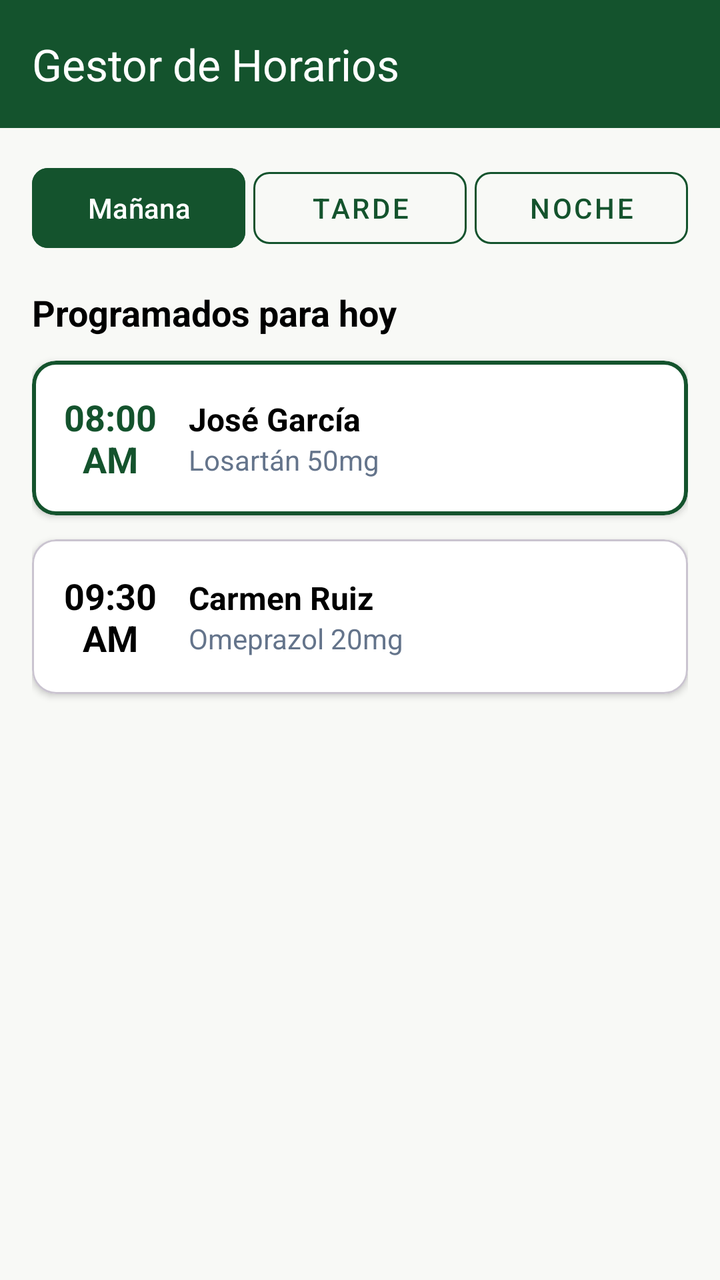
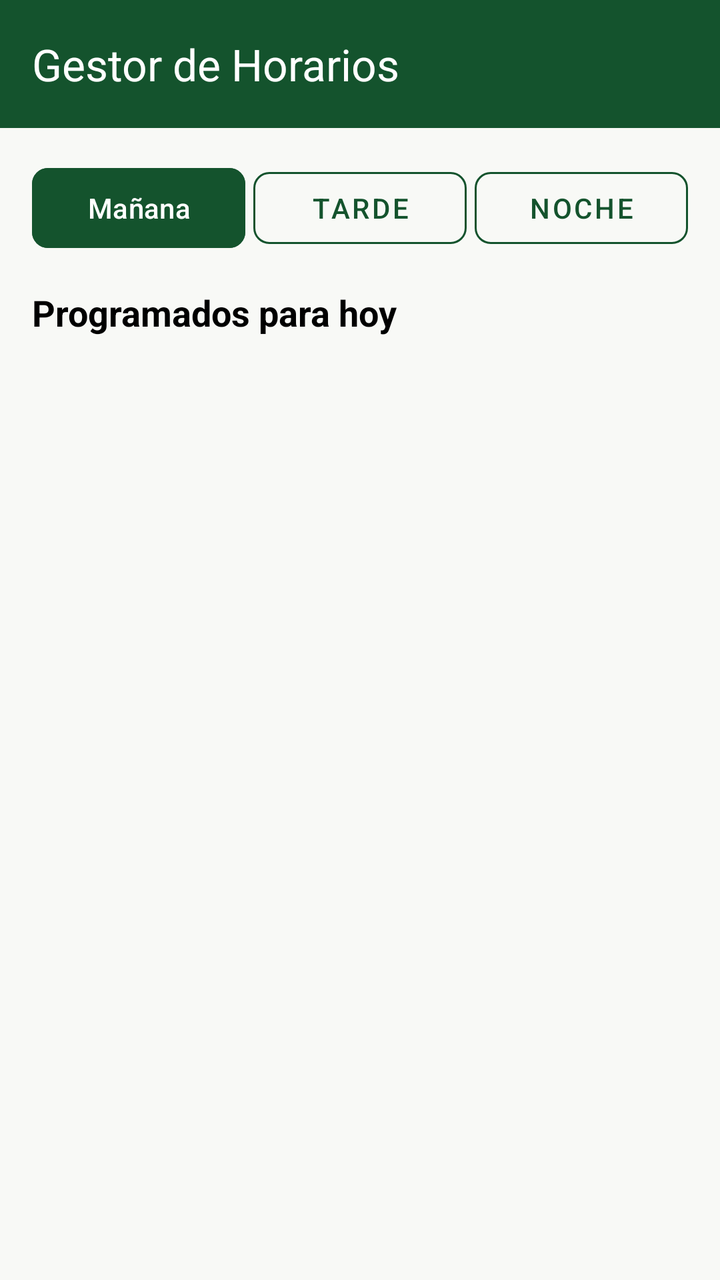

Screens rendered from an Android XML layout before and after an edit, with the pre-edit source and the edit as a unified diff.
<!-- AndroidManifest.xml: application theme Theme.ControlDeMedicamentos -->
<!-- res/layout/activity_horarios.xml -->
<?xml version="1.0" encoding="utf-8"?>
<LinearLayout xmlns:android="http://schemas.android.com/apk/res/android"
    xmlns:app="http://schemas.android.com/apk/res-auto"
    android:layout_width="match_parent"
    android:layout_height="match_parent"
    android:orientation="vertical"
    android:background="@color/bg_screen">

    <androidx.appcompat.widget.Toolbar
        android:id="@+id/toolbar"
        android:layout_width="match_parent"
        android:layout_height="?attr/actionBarSize"
        android:background="@color/primary_green"
        app:title="Gestor de Horarios"
        app:titleTextColor="@color/white" />

    <androidx.core.widget.NestedScrollView
        android:layout_width="match_parent"
        android:layout_height="match_parent"
        android:fillViewport="true">

        <LinearLayout
            android:layout_width="match_parent"
            android:layout_height="wrap_content"
            android:orientation="vertical"
            android:padding="16dp">

            
            <LinearLayout
                android:layout_width="match_parent"
                android:layout_height="wrap_content"
                android:orientation="horizontal"
                android:layout_marginBottom="16dp">

                <com.google.android.material.button.MaterialButton
                    android:layout_width="0dp"
                    android:layout_height="wrap_content"
                    android:layout_weight="1"
                    android:text="Mañana"
                    app:cornerRadius="8dp"
                    android:layout_marginEnd="4dp"
                    android:backgroundTint="@color/primary_green"/>

                <com.google.android.material.button.MaterialButton
                    style="@style/Widget.MaterialComponents.Button.OutlinedButton"
                    android:layout_width="0dp"
                    android:layout_height="wrap_content"
                    android:layout_weight="1"
                    android:text="Tarde"
                    app:cornerRadius="8dp"
                    android:layout_marginEnd="4dp"
                    app:strokeColor="@color/primary_green"
                    android:textColor="@color/primary_green"/>

                <com.google.android.material.button.MaterialButton
                    style="@style/Widget.MaterialComponents.Button.OutlinedButton"
                    android:layout_width="0dp"
                    android:layout_height="wrap_content"
                    android:layout_weight="1"
                    android:text="Noche"
                    app:cornerRadius="8dp"
                    app:strokeColor="@color/primary_green"
                    android:textColor="@color/primary_green"/>
            </LinearLayout>

            <TextView
                android:layout_width="wrap_content"
                android:layout_height="wrap_content"
                android:text="Programados para hoy"
                android:textSize="18sp"
                android:textStyle="bold"
                android:textColor="@color/black"
                android:layout_marginBottom="12dp"/>

            
            <com.google.android.material.card.MaterialCardView
                android:layout_width="match_parent"
                android:layout_height="wrap_content"
                android:layout_marginBottom="12dp"
                app:cardCornerRadius="12dp"
                app:cardElevation="2dp"
                app:cardBackgroundColor="@color/white"
                app:strokeColor="@color/primary_green"
                app:strokeWidth="2dp">

                <LinearLayout
                    android:layout_width="match_parent"
                    android:layout_height="wrap_content"
                    android:orientation="horizontal"
                    android:padding="16dp"
                    android:gravity="center_vertical">

                    <TextView
                        android:layout_width="wrap_content"
                        android:layout_height="wrap_content"
                        android:text="08:00\nAM"
                        android:textSize="18sp"
                        android:textStyle="bold"
                        android:textColor="@color/primary_green"
                        android:textAlignment="center"
                        android:layout_marginEnd="16dp"/>

                    <LinearLayout
                        android:layout_width="0dp"
                        android:layout_height="wrap_content"
                        android:layout_weight="1"
                        android:orientation="vertical">

                        <TextView
                            android:layout_width="wrap_content"
                            android:layout_height="wrap_content"
                            android:text="José García"
                            android:textSize="16sp"
                            android:textStyle="bold"
                            android:textColor="@color/black"/>

                        <TextView
                            android:layout_width="wrap_content"
                            android:layout_height="wrap_content"
                            android:text="Losartán 50mg"
                            android:textSize="14sp"
                            android:textColor="@color/text_grey"/>
                    </LinearLayout>
                </LinearLayout>
            </com.google.android.material.card.MaterialCardView>

            
            <com.google.android.material.card.MaterialCardView
                android:layout_width="match_parent"
                android:layout_height="wrap_content"
                android:layout_marginBottom="12dp"
                app:cardCornerRadius="12dp"
                app:cardElevation="2dp"
                app:cardBackgroundColor="@color/white">

                <LinearLayout
                    android:layout_width="match_parent"
                    android:layout_height="wrap_content"
                    android:orientation="horizontal"
                    android:padding="16dp"
                    android:gravity="center_vertical">

                    <TextView
                        android:layout_width="wrap_content"
                        android:layout_height="wrap_content"
                        android:text="09:30\nAM"
                        android:textSize="18sp"
                        android:textStyle="bold"
                        android:textColor="@color/black"
                        android:textAlignment="center"
                        android:layout_marginEnd="16dp"/>

                    <LinearLayout
                        android:layout_width="0dp"
                        android:layout_height="wrap_content"
                        android:layout_weight="1"
                        android:orientation="vertical">

                        <TextView
                            android:layout_width="wrap_content"
                            android:layout_height="wrap_content"
                            android:text="Carmen Ruiz"
                            android:textSize="16sp"
                            android:textStyle="bold"
                            android:textColor="@color/black"/>

                        <TextView
                            android:layout_width="wrap_content"
                            android:layout_height="wrap_content"
                            android:text="Omeprazol 20mg"
                            android:textSize="14sp"
                            android:textColor="@color/text_grey"/>
                    </LinearLayout>
                </LinearLayout>
            </com.google.android.material.card.MaterialCardView>

        </LinearLayout>
    </androidx.core.widget.NestedScrollView>
</LinearLayout>
<!-- resources referenced by this layout -->
<resources>
  <color name="bg_screen">#F8F9F6</color>
  <color name="black">#FF000000</color>
  <color name="primary_green">#14532D</color>
  <color name="text_grey">#64748B</color>
  <color name="white">#FFFFFFFF</color>
  <style name="Theme.ControlDeMedicamentos" parent="Base.Theme.ControlDeMedicamentos" />
  <style name="Base.Theme.ControlDeMedicamentos" parent="Theme.Material3.DayNight.NoActionBar">
          
          
      </style>
</resources>

<!-- the commit's change to res/layout/activity_horarios.xml (unified diff, before → after) -->
@@ -4,15 +4,14 @@
     android:layout_width="match_parent"
     android:layout_height="match_parent"
     android:orientation="vertical"
-    android:background="@color/bg_screen">
-
-    <androidx.appcompat.widget.Toolbar
-        android:id="@+id/toolbar"
-        android:layout_width="match_parent"
-        android:layout_height="?attr/actionBarSize"
-        android:background="@color/primary_green"
-        app:title="Gestor de Horarios"
-        app:titleTextColor="@color/white" />
+    android:background="@color/bg_screen"
+    android:fitsSystemWindows="true"> <androidx.appcompat.widget.Toolbar
+    android:id="@+id/toolbar"
+    android:layout_width="match_parent"
+    android:layout_height="?attr/actionBarSize"
+    android:background="@color/primary_green"
+    app:title="Gestor de Horarios"
+    app:titleTextColor="@color/white" />
 
     <androidx.core.widget.NestedScrollView
         android:layout_width="match_parent"
@@ -25,7 +24,6 @@
             android:orientation="vertical"
             android:padding="16dp">
 
-            
             <LinearLayout
                 android:layout_width="match_parent"
                 android:layout_height="wrap_content"
@@ -33,6 +31,7 @@
                 android:layout_marginBottom="16dp">
 
                 <com.google.android.material.button.MaterialButton
+                    android:id="@+id/btnManana"
                     android:layout_width="0dp"
                     android:layout_height="wrap_content"
                     android:layout_weight="1"
@@ -42,6 +41,7 @@
                     android:backgroundTint="@color/primary_green"/>
 
                 <com.google.android.material.button.MaterialButton
+                    android:id="@+id/btnTarde"
                     style="@style/Widget.MaterialComponents.Button.OutlinedButton"
                     android:layout_width="0dp"
                     android:layout_height="wrap_content"
@@ -53,6 +53,7 @@
                     android:textColor="@color/primary_green"/>
 
                 <com.google.android.material.button.MaterialButton
+                    android:id="@+id/btnNoche"
                     style="@style/Widget.MaterialComponents.Button.OutlinedButton"
                     android:layout_width="0dp"
                     android:layout_height="wrap_content"
@@ -72,107 +73,12 @@
                 android:textColor="@color/black"
                 android:layout_marginBottom="12dp"/>
 
-            
-            <com.google.android.material.card.MaterialCardView
+            <LinearLayout
+                android:id="@+id/llContenedorHorarios"
                 android:layout_width="match_parent"
                 android:layout_height="wrap_content"
-                android:layout_marginBottom="12dp"
-                app:cardCornerRadius="12dp"
-                app:cardElevation="2dp"
-                app:cardBackgroundColor="@color/white"
-                app:strokeColor="@color/primary_green"
-                app:strokeWidth="2dp">
-
-                <LinearLayout
-                    android:layout_width="match_parent"
-                    android:layout_height="wrap_content"
-                    android:orientation="horizontal"
-                    android:padding="16dp"
-                    android:gravity="center_vertical">
-
-                    <TextView
-                        android:layout_width="wrap_content"
-                        android:layout_height="wrap_content"
-                        android:text="08:00\nAM"
-                        android:textSize="18sp"
-                        android:textStyle="bold"
-                        android:textColor="@color/primary_green"
-                        android:textAlignment="center"
-                        android:layout_marginEnd="16dp"/>
-
-                    <LinearLayout
-                        android:layout_width="0dp"
-                        android:layout_height="wrap_content"
-                        android:layout_weight="1"
-                        android:orientation="vertical">
-
-                        <TextView
-                            android:layout_width="wrap_content"
-                            android:layout_height="wrap_content"
-                            android:text="José García"
-                            android:textSize="16sp"
-                            android:textStyle="bold"
-                            android:textColor="@color/black"/>
-
-                        <TextView
-                            android:layout_width="wrap_content"
-                            android:layout_height="wrap_content"
-                            android:text="Losartán 50mg"
-                            android:textSize="14sp"
-                            android:textColor="@color/text_grey"/>
-                    </LinearLayout>
-                </LinearLayout>
-            </com.google.android.material.card.MaterialCardView>
-
-            
-            <com.google.android.material.card.MaterialCardView
-                android:layout_width="match_parent"
-                android:layout_height="wrap_content"
-                android:layout_marginBottom="12dp"
-                app:cardCornerRadius="12dp"
-                app:cardElevation="2dp"
-                app:cardBackgroundColor="@color/white">
-
-                <LinearLayout
-                    android:layout_width="match_parent"
-                    android:layout_height="wrap_content"
-                    android:orientation="horizontal"
-                    android:padding="16dp"
-                    android:gravity="center_vertical">
-
-                    <TextView
-                        android:layout_width="wrap_content"
-                        android:layout_height="wrap_content"
-                        android:text="09:30\nAM"
-                        android:textSize="18sp"
-                        android:textStyle="bold"
-                        android:textColor="@color/black"
-                        android:textAlignment="center"
-                        android:layout_marginEnd="16dp"/>
-
-                    <LinearLayout
-                        android:layout_width="0dp"
-                        android:layout_height="wrap_content"
-                        android:layout_weight="1"
-                        android:orientation="vertical">
-
-                        <TextView
-                            android:layout_width="wrap_content"
-                            android:layout_height="wrap_content"
-                            android:text="Carmen Ruiz"
-                            android:textSize="16sp"
-                            android:textStyle="bold"
-                            android:textColor="@color/black"/>
-
-                        <TextView
-                            android:layout_width="wrap_content"
-                            android:layout_height="wrap_content"
-                            android:text="Omeprazol 20mg"
-                            android:textSize="14sp"
-                            android:textColor="@color/text_grey"/>
-                    </LinearLayout>
-                </LinearLayout>
-            </com.google.android.material.card.MaterialCardView>
+                android:orientation="vertical">
+            </LinearLayout>
 
         </LinearLayout>
     </androidx.core.widget.NestedScrollView>
<!-- resource entries referenced after the edit -->
@@ -3,7 +3,6 @@
   <color name="bg_screen">#F8F9F6</color>
   <color name="black">#FF000000</color>
   <color name="primary_green">#14532D</color>
-  <color name="text_grey">#64748B</color>
   <color name="white">#FFFFFFFF</color>
   <style name="Theme.ControlDeMedicamentos" parent="Base.Theme.ControlDeMedicamentos" />
   <style name="Base.Theme.ControlDeMedicamentos" parent="Theme.Material3.DayNight.NoActionBar">
